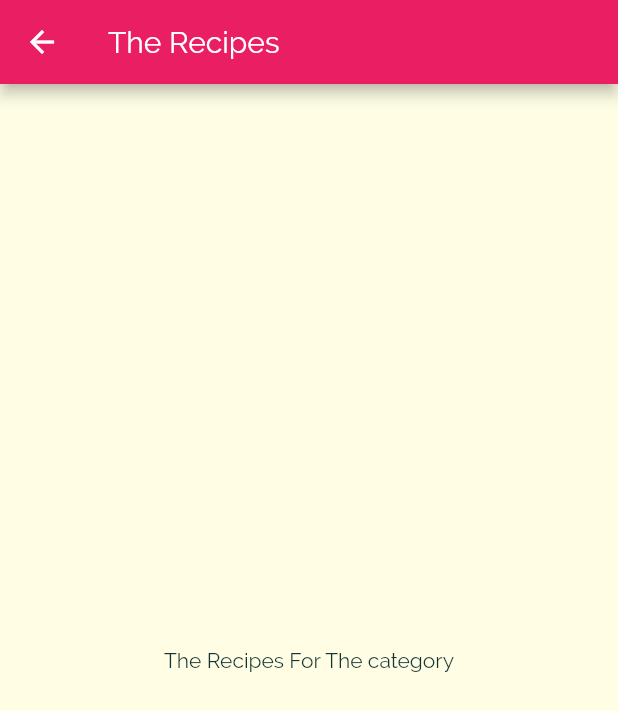
After one commit to yuchehsieh/flutter_meal_app, a Flutter app: the screen it shows after launch, after a tap on "Italian", on a phone screen of 412 x 824 dp. The commit adds this screen. Shown: the top 711 px of the screen. Run offline on Flutter 3.47's test engine with Material 2 defaults, Android fonts, the phone set to English and light mode, and no system bars.

Commit message:
learn: add a new screen and use push(MaterialPageRoute(...)) to that screen

```diff
--- a/lib/category_item.dart
+++ b/lib/category_item.dart
@@ -1,4 +1,6 @@
 import 'package:flutter/material.dart';
+
+import './category_meals_screen.dart';
 
 class CategoryItem extends StatelessWidget {
   final String title;
@@ -6,9 +8,23 @@ class CategoryItem extends StatelessWidget {
 
   CategoryItem({this.title, this.color});
 
+  void selectCategory(BuildContext context) {
+    Navigator.of(context).push(
+      MaterialPageRoute(
+        builder: (BuildContext context) {
+          return CategoryMealsScreen();
+        },
+      ),
+    );
+  }
+
   @override
   Widget build(BuildContext context) {
-    return Container(
+    return InkWell(
+      onTap: () => selectCategory(context),
+      splashColor: Theme.of(context).primaryColor,
+      borderRadius: BorderRadius.circular(15),
+      child: Container(
         padding: const EdgeInsets.all(15),
         child: Text(
           title,
@@ -25,6 +41,7 @@ class CategoryItem extends StatelessWidget {
           ),
           borderRadius: BorderRadius.circular(15),
         ),
+      ),
     );
   }
 }
--- /dev/null
+++ b/lib/category_meals_screen.dart
@@ -0,0 +1,16 @@
+import 'package:flutter/material.dart';
+
+class CategoryMealsScreen extends StatelessWidget {
+  @override
+  Widget build(BuildContext context) {
+    return Scaffold(
+      appBar: AppBar(
+        title: Text('The Recipes'),
+      ),
+      body: Center(
+          child: Text(
+        'The Recipes For The category',
+      )),
+    );
+  }
+}
```
Lines whose indentation alone changed are shown as unchanged.
